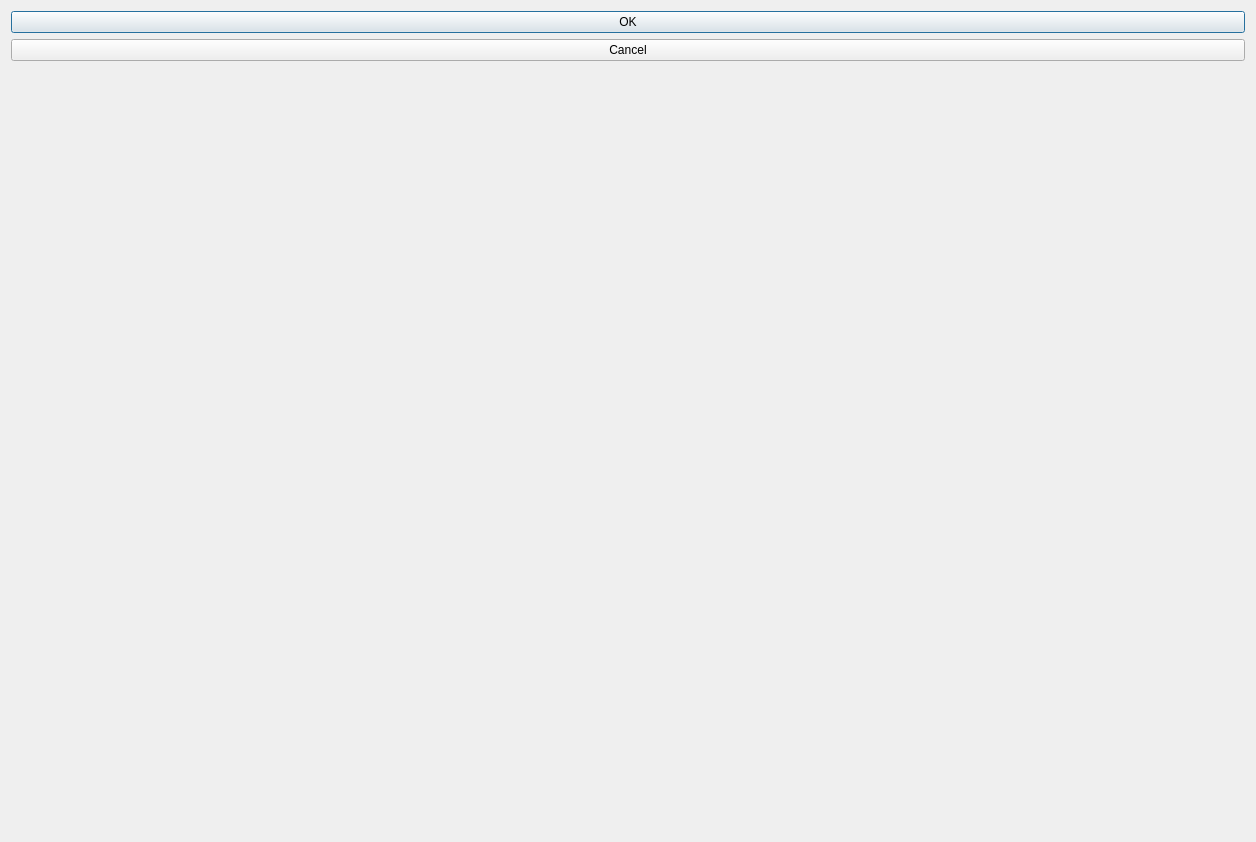
Above: src/ui/browserdialog.ui from kaniol-lck/modmanager before the change. Below: the same form after it.
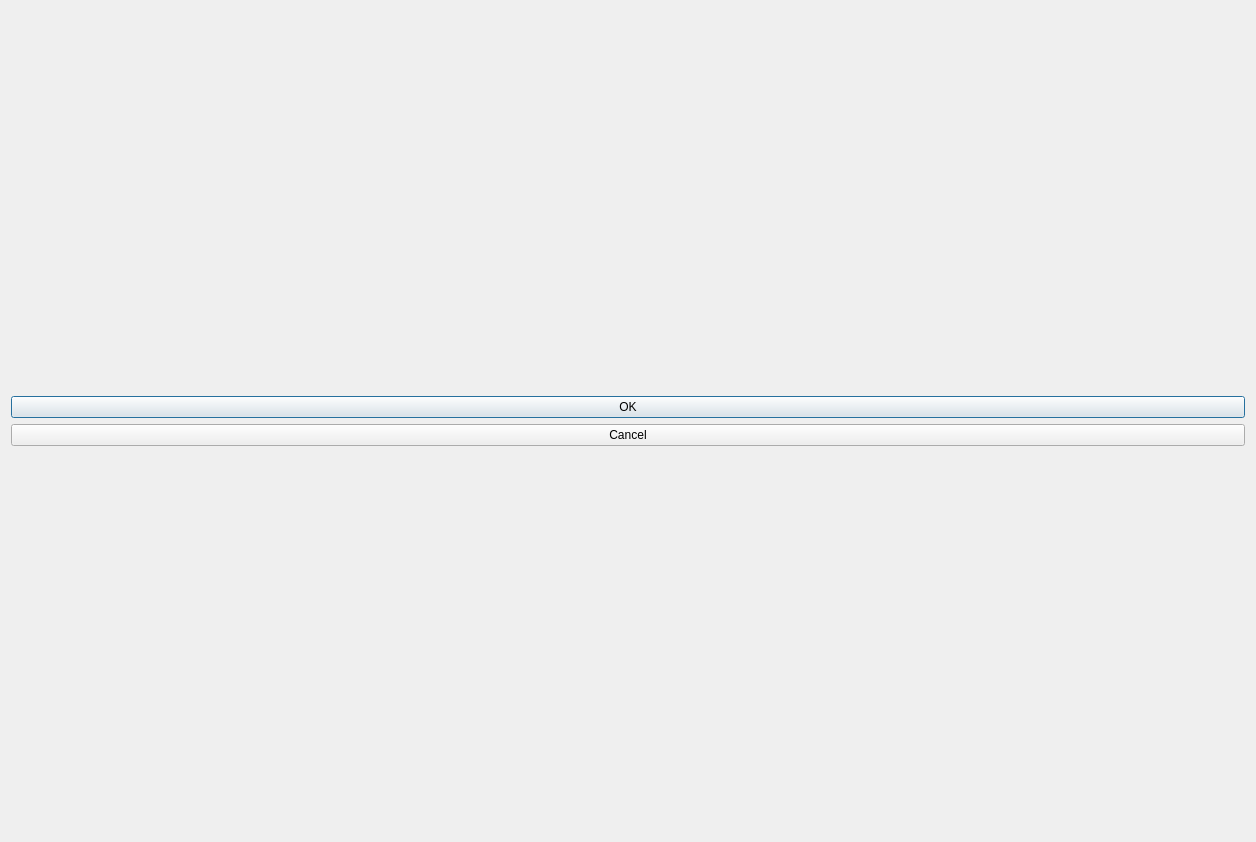
That is the form after the change.

```diff
--- a/src/ui/browserdialog.ui
+++ b/src/ui/browserdialog.ui
@@ -19,13 +19,12 @@
      <property name="orientation">
       <enum>Qt::Horizontal</enum>
      </property>
-     <widget class="QSplitter" name="vSplitter">
-      <property name="orientation">
-       <enum>Qt::Vertical</enum>
-      </property>
+     <widget class="QWidget" name="verticalLayoutWidget">
+      <layout class="QVBoxLayout" name="vLayout">
+       <item>
       <widget class="QDialogButtonBox" name="buttonBox">
        <property name="sizePolicy">
-        <sizepolicy hsizetype="Preferred" vsizetype="Preferred">
+          <sizepolicy hsizetype="Preferred" vsizetype="Fixed">
          <horstretch>0</horstretch>
          <verstretch>0</verstretch>
         </sizepolicy>
@@ -37,6 +36,8 @@
         <set>QDialogButtonBox::Cancel|QDialogButtonBox::Ok</set>
        </property>
       </widget>
+       </item>
+      </layout>
      </widget>
     </widget>
    </item>
```
Left out of the diff: 2 changed lines with no effect on the pictures. Lines whose indentation alone changed are shown as unchanged.
